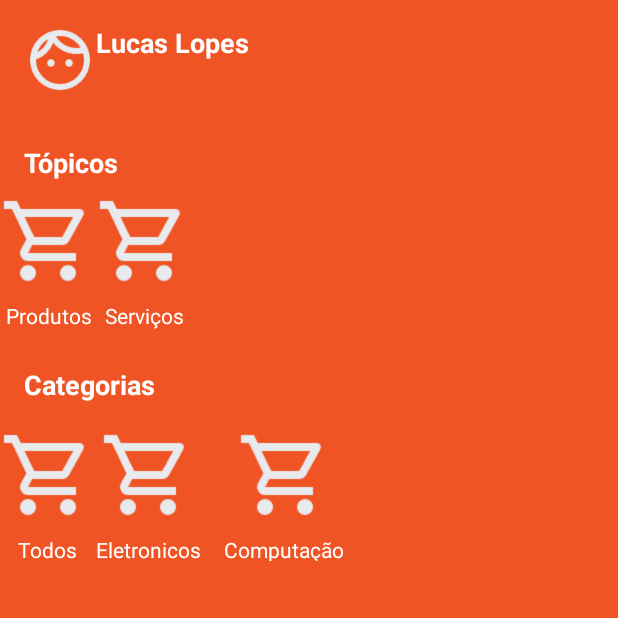
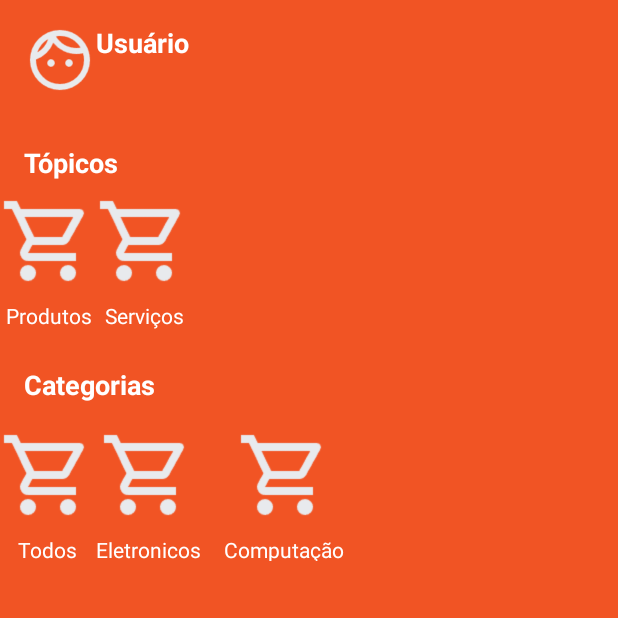
Before and after one commit to lucasdslopes/sprint_mobile, an Android app: the Home screen opened directly, with no data from a screen before it, on a phone screen of 412 x 824 dp, the top half of it. Run offline under Robolectric (Android 15) with nearby library versions, the phone set to English and light mode, and no system bars.

```diff
--- a/app/src/main/java/com/example/sprint_mobile/Carrinho.kt
+++ b/app/src/main/java/com/example/sprint_mobile/Carrinho.kt
@@ -47,6 +47,7 @@ class Carrinho : AppCompatActivity() {
         updateTotal(cartAdapter.getTotal())
     }
 
+
     private fun updateTotal(total: Double) {
         totalTextView.text = "Total: R$ ${String.format("%.2f", total)}"
     }
--- a/app/src/main/java/com/example/sprint_mobile/Home.kt
+++ b/app/src/main/java/com/example/sprint_mobile/Home.kt
@@ -1,8 +1,10 @@
 package com.example.sprint_mobile
 
+import android.content.Context
 import android.content.Intent
 import android.os.Bundle
 import android.widget.ImageView
+import android.widget.TextView
 import androidx.activity.enableEdgeToEdge
 import androidx.appcompat.app.AppCompatActivity
 import androidx.core.view.ViewCompat
@@ -13,22 +15,28 @@ class Home : AppCompatActivity() {
         super.onCreate(savedInstanceState)
         enableEdgeToEdge()
         setContentView(R.layout.activity_home)
+
         ViewCompat.setOnApplyWindowInsetsListener(findViewById(R.id.main)) { v, insets ->
             val systemBars = insets.getInsets(WindowInsetsCompat.Type.systemBars())
             v.setPadding(systemBars.left, systemBars.top, systemBars.right, systemBars.bottom)
             insets
         }
 
-        val searchIcon = findViewById<ImageView>(R.id.home_search_icon) // ID da lupa no layout
+        val sharedPref = getSharedPreferences("CadastroPrefs", Context.MODE_PRIVATE)
+        val nomeUsuario = sharedPref.getString("nome", "Usuário")
+
+        val usernameTextView = findViewById<TextView>(R.id.username)
+        usernameTextView.text = nomeUsuario
+
+        val searchIcon = findViewById<ImageView>(R.id.home_search_icon)
         searchIcon.setOnClickListener {
             val intent = Intent(this, Pesquisa::class.java)
             startActivity(intent)
         }
 
-        val cartIcon = findViewById<ImageView>(R.id.home_cart_icon) // ID do carrinho no layout
+        val cartIcon = findViewById<ImageView>(R.id.home_cart_icon)
         cartIcon.setOnClickListener {
             val intent = Intent(this, Carrinho::class.java)
             startActivity(intent)
         }
-    }
-}
+    }}
--- a/app/src/main/res/layout/activity_home.xml
+++ b/app/src/main/res/layout/activity_home.xml
@@ -34,7 +34,7 @@
             android:id="@+id/username"
             android:layout_width="wrap_content"
             android:layout_height="wrap_content"
-            android:text="Lucas Lopes"
+            android:text="Usuario"
             android:textColor="#FFFFFF"
             android:textSize="18sp"
             android:textStyle="bold" />
```
Also changed, not shown: app/src/main/java/com/example/sprint_mobile/CartAdapter.kt (+8 -1 lines), app/src/main/java/com/example/sprint_mobile/MainActivity.kt (+19 -0 lines).
